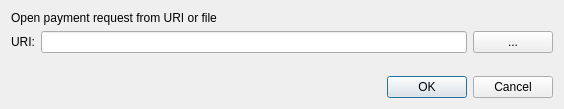
Before: the Qt Designer form src/qt/forms/openuridialog.ui in camenlx/dystem-core, drawn with Qt 5.
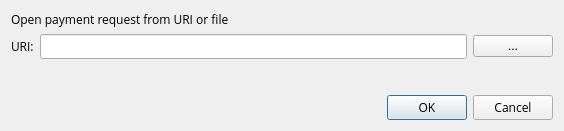
After: the same form once the commit is applied. Custom widgets are drawn as their Qt base class.

Commit message: Added open sans as the font on all screens

The edit to the form file:
```diff
--- a/src/qt/forms/openuridialog.ui
+++ b/src/qt/forms/openuridialog.ui
@@ -7,7 +7,7 @@
     <x>0</x>
     <y>0</y>
     <width>564</width>
-    <height>109</height>
+    <height>131</height>
    </rect>
   </property>
   <property name="windowTitle">
@@ -16,6 +16,11 @@
   <layout class="QVBoxLayout" name="verticalLayout">
    <item>
     <widget class="QLabel" name="label_2">
+     <property name="font">
+      <font>
+       <family>Open Sans</family>
+      </font>
+     </property>
      <property name="text">
       <string>Open payment request from URI or file</string>
      </property>
@@ -25,13 +30,24 @@
     <layout class="QHBoxLayout" name="horizontalLayout">
      <item>
       <widget class="QLabel" name="label">
+       <property name="font">
+        <font>
+         <family>Open Sans</family>
+        </font>
+       </property>
        <property name="text">
         <string>URI:</string>
        </property>
       </widget>
      </item>
      <item>
-      <widget class="QValidatedLineEdit" name="uriEdit"/>
+      <widget class="QValidatedLineEdit" name="uriEdit">
+       <property name="font">
+        <font>
+         <family>Open Sans</family>
+        </font>
+       </property>
+      </widget>
      </item>
      <item>
       <widget class="QPushButton" name="selectFileButton">
@@ -63,6 +79,11 @@
    </item>
    <item>
     <widget class="QDialogButtonBox" name="buttonBox">
+     <property name="font">
+      <font>
+       <family>Open Sans</family>
+      </font>
+     </property>
      <property name="orientation">
       <enum>Qt::Horizontal</enum>
      </property>
```
The commit also changes 21 other files.
